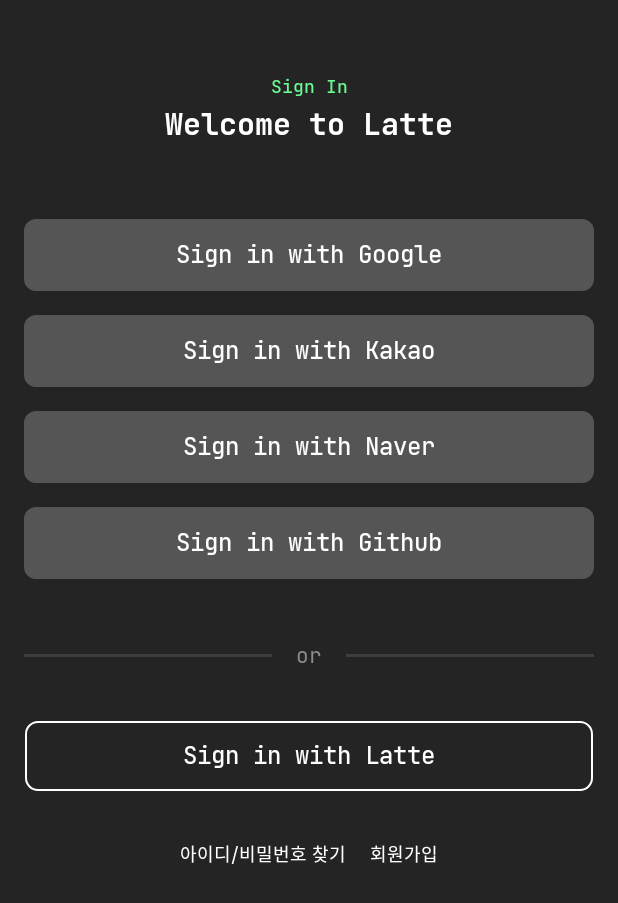
After one commit to TEAM-Barista/Latte-Android, an Android app: the layout activity_sign_in.xml on its own in the app's theme, with its tools: preview values and no code run, on a phone screen of 412 x 824 dp. The commit adds this screen. Shown: the top 903 px of the screen. Run offline under Robolectric (Android 15) with nearby library versions, the phone set to English and light mode, and no system bars.

Commit message:
auth : feat(SignIn) : 로그인 방식 선택 화면 완료

```diff
--- a/app/src/main/AndroidManifest.xml
+++ b/app/src/main/AndroidManifest.xml
@@ -10,6 +10,10 @@
         android:roundIcon="@mipmap/ic_launcher_round"
         android:supportsRtl="true"
         android:theme="@style/DarkTheme">
+        <activity
+            android:name=".auth.signin.view.SignInActivity"
+            android:theme="@style/DarkThemeNoActionBar"
+            android:exported="false" />
         <activity
             android:name=".post.detail.view.PostDetailActivity"
             android:exported="true" />
--- a/app/src/main/java/com/barista/latte/activities/splash/SplashActivity.kt
+++ b/app/src/main/java/com/barista/latte/activities/splash/SplashActivity.kt
@@ -7,6 +7,7 @@ import android.os.Handler
 import android.os.Looper
 import com.barista.latte.R
 import com.barista.latte.MainActivity
+import com.barista.latte.auth.signin.view.SignInActivity
 
 class SplashActivity : AppCompatActivity() {
     override fun onCreate(savedInstanceState: Bundle?) {
@@ -15,7 +16,7 @@ class SplashActivity : AppCompatActivity() {
 
         Handler(Looper.getMainLooper())
             .postDelayed({
-                startActivity(Intent(this, MainActivity::class.java))
+                startActivity(Intent(this, SignInActivity::class.java))
                 finish()
             }, 3000)
     }
--- /dev/null
+++ b/app/src/main/java/com/barista/latte/auth/signin/view/SignInActivity.kt
@@ -0,0 +1,19 @@
+package com.barista.latte.auth.signin.view
+
+import androidx.appcompat.app.AppCompatActivity
+import android.os.Bundle
+import com.barista.latte.R
+import com.barista.latte.databinding.ActivitySignInBinding
+
+class SignInActivity : AppCompatActivity() {
+
+    lateinit var binding : ActivitySignInBinding
+
+    override fun onCreate(savedInstanceState: Bundle?) {
+        super.onCreate(savedInstanceState)
+
+        binding = ActivitySignInBinding.inflate(layoutInflater)
+
+        setContentView(binding.root)
+    }
+}
--- /dev/null
+++ b/app/src/main/res/drawable/white_border_round_square.xml
@@ -0,0 +1,19 @@
+<?xml version="1.0" encoding="utf-8"?>
+<layer-list xmlns:android="http://schemas.android.com/apk/res/android" >
+
+    <item
+        android:bottom="1dp"
+        android:left="1dp"
+        android:right="1dp"
+        android:top="1dp">
+        <shape android:shape="rectangle" >
+            <corners android:radius="8dp" />
+            <stroke
+                android:width="1dp"
+                android:color="@color/white" />
+
+            <solid android:color="#00000000" />
+        </shape>
+    </item>
+
+</layer-list>
--- a/app/src/main/res/font/font.xml
+++ b/app/src/main/res/font/font.xml
@@ -2,6 +2,8 @@
 <font-family xmlns:android="http://schemas.android.com/apk/res/android">
     <font android:font = "@font/jet_brains_mono_eb"/>
     <font android:font = "@font/jet_brains_mono_b"/>
+    <font android:font = "@font/jet_brains_mono_m"/>
+    <font android:font = "@font/jet_brains_mono_r"/>
     <font android:font = "@font/noto_sans_kr_eb"/>
     <font android:font = "@font/noto_sans_kr_b"/>
     <font android:font = "@font/noto_sans_kr_m"/>
--- /dev/null
+++ b/app/src/main/res/layout/activity_sign_in.xml
@@ -0,0 +1,197 @@
+<?xml version="1.0" encoding="utf-8"?>
+<layout xmlns:app="http://schemas.android.com/apk/res-auto">
+
+    <androidx.constraintlayout.widget.ConstraintLayout xmlns:android="http://schemas.android.com/apk/res/android"
+        xmlns:tools="http://schemas.android.com/tools"
+        android:layout_width="match_parent"
+        android:layout_height="match_parent"
+        android:background="?attr/bgColor"
+        tools:context=".auth.signin.view.SignInActivity">
+
+        <TextView
+            android:id="@+id/title"
+            android:layout_width="wrap_content"
+            android:layout_height="wrap_content"
+            android:layout_marginTop="48dp"
+            android:fontFamily="@font/jet_brains_mono_m"
+            android:text="@string/sign_in"
+            android:textColor="@color/latte_green"
+            android:textSize="12sp"
+            app:layout_constraintEnd_toEndOf="parent"
+            app:layout_constraintStart_toStartOf="parent"
+            app:layout_constraintTop_toTopOf="parent" />
+
+        <TextView
+            android:id="@+id/sub_title"
+            android:layout_width="wrap_content"
+            android:layout_height="wrap_content"
+            android:fontFamily="@font/jet_brains_mono_b"
+            android:text="@string/welcome"
+            android:textColor="@color/white"
+            android:textSize="20sp"
+            app:layout_constraintEnd_toEndOf="parent"
+            app:layout_constraintStart_toStartOf="parent"
+            app:layout_constraintTop_toBottomOf="@id/title" />
+
+        <LinearLayout
+            android:id="@+id/button_layout"
+            android:layout_width="match_parent"
+            android:layout_height="wrap_content"
+            android:layout_marginHorizontal="16dp"
+            android:layout_marginTop="40dp"
+            android:orientation="vertical"
+            app:layout_constraintEnd_toEndOf="parent"
+            app:layout_constraintStart_toStartOf="parent"
+            app:layout_constraintTop_toBottomOf="@id/sub_title">
+
+            <Button
+                android:id="@+id/google"
+                android:layout_width="match_parent"
+                android:layout_height="wrap_content"
+                android:layout_marginVertical="8dp"
+                android:background="@drawable/round_square_8dp"
+                android:backgroundTint="@color/dark_grey_55"
+                android:backgroundTintMode="screen"
+                android:fontFamily="@font/jet_brains_mono_m"
+                android:text="@string/sign_in_google"
+                android:textAllCaps="false"
+                android:textColor="@color/white"
+                android:textSize="16sp" />
+
+            <Button
+                android:id="@+id/kakao"
+                android:layout_width="match_parent"
+                android:layout_height="wrap_content"
+                android:layout_marginVertical="8dp"
+                android:background="@drawable/round_square_8dp"
+                android:backgroundTint="@color/dark_grey_55"
+                android:fontFamily="@font/jet_brains_mono_m"
+                android:text="@string/sign_in_kakao"
+                android:textAllCaps="false"
+                android:textColor="@color/white"
+                android:textSize="16sp" />
+
+            <Button
+                android:id="@+id/naver"
+                android:layout_width="match_parent"
+                android:layout_height="wrap_content"
+                android:layout_marginVertical="8dp"
+                android:background="@drawable/round_square_8dp"
+                android:backgroundTint="@color/dark_grey_55"
+                android:fontFamily="@font/jet_brains_mono_m"
+                android:text="@string/sign_in_naver"
+                android:textAllCaps="false"
+                android:textColor="@color/white"
+                android:textSize="16sp" />
+
+            <Button
+                android:id="@+id/github"
+                android:layout_width="match_parent"
+                android:layout_height="wrap_content"
+                android:layout_marginVertical="8dp"
+                android:background="@drawable/round_square_8dp"
+                android:backgroundTint="@color/dark_grey_55"
+                android:fontFamily="@font/jet_brains_mono_m"
+                android:text="@string/sign_in_github"
+                android:textAllCaps="false"
+                android:textColor="@color/white"
+                android:textSize="16sp" />
+
+        </LinearLayout>
+
+        <androidx.constraintlayout.widget.ConstraintLayout
+            android:id="@+id/separate_layout"
+            android:layout_width="match_parent"
+            android:layout_height="wrap_content"
+            android:layout_marginHorizontal="16dp"
+            android:layout_marginTop="32dp"
+            android:orientation="horizontal"
+            app:layout_constraintEnd_toEndOf="parent"
+            app:layout_constraintStart_toStartOf="parent"
+            app:layout_constraintTop_toBottomOf="@id/button_layout">
+
+            <View
+                android:id="@+id/left_or"
+                android:layout_width="0dp"
+                android:layout_height="2dp"
+                android:background="@color/dark_grey_3d"
+                app:layout_constraintBottom_toBottomOf="parent"
+                app:layout_constraintEnd_toStartOf="@id/or"
+                app:layout_constraintStart_toStartOf="parent"
+                app:layout_constraintTop_toTopOf="parent" />
+
+            <TextView
+                android:id="@+id/or"
+                android:layout_width="wrap_content"
+                android:layout_height="wrap_content"
+                android:layout_marginHorizontal="16dp"
+                android:fontFamily="@font/jet_brains_mono_r"
+                android:text="@string/or"
+                android:textColor="@color/grey_8b"
+                android:textSize="14sp"
+                app:layout_constraintBottom_toBottomOf="parent"
+                app:layout_constraintEnd_toStartOf="@id/right_or"
+                app:layout_constraintStart_toEndOf="@id/left_or"
+                app:layout_constraintTop_toTopOf="parent" />
+
+            <View
+                android:id="@+id/right_or"
+                android:layout_width="0dp"
+                android:layout_height="2dp"
+                android:background="@color/dark_grey_3d"
+                app:layout_constraintBottom_toBottomOf="parent"
+                app:layout_constraintEnd_toEndOf="parent"
+                app:layout_constraintStart_toEndOf="@id/or"
+                app:layout_constraintTop_toTopOf="parent" />
+
+        </androidx.constraintlayout.widget.ConstraintLayout>
+
+
+        <Button
+            android:id="@+id/email"
+            android:layout_width="match_parent"
+            android:layout_height="wrap_content"
+            android:layout_marginHorizontal="16dp"
+            android:layout_marginTop="32dp"
+            android:background="@drawable/white_border_round_square"
+            android:fontFamily="@font/jet_brains_mono_m"
+            android:text="@string/sign_in_latte"
+            android:textAllCaps="false"
+            android:textColor="@color/white"
+            android:textSize="16sp"
+            app:layout_constraintEnd_toEndOf="parent"
+            app:layout_constraintStart_toStartOf="parent"
+            app:layout_constraintTop_toBottomOf="@id/separate_layout" />
+
+        <TextView
+            android:id="@+id/find_id"
+            android:layout_width="wrap_content"
+            android:layout_height="wrap_content"
+            android:layout_marginHorizontal="8dp"
+            android:layout_marginTop="32dp"
+            android:fontFamily="@font/noto_sans_r"
+            android:text="@string/find_id"
+            android:textColor="@color/white"
+            android:textSize="12sp"
+            app:layout_constraintEnd_toStartOf="@id/sign_up"
+            app:layout_constraintHorizontal_chainStyle="packed"
+            app:layout_constraintStart_toStartOf="parent"
+            app:layout_constraintTop_toBottomOf="@id/email" />
+
+        <TextView
+            android:id="@+id/sign_up"
+            android:layout_width="wrap_content"
+            android:layout_height="wrap_content"
+            android:layout_marginHorizontal="8dp"
+            android:layout_marginTop="32dp"
+            android:fontFamily="@font/noto_sans_r"
+            android:text="@string/sign_up"
+            android:textColor="@color/white"
+            android:textSize="12sp"
+            app:layout_constraintEnd_toEndOf="parent"
+            app:layout_constraintHorizontal_chainStyle="packed"
+            app:layout_constraintStart_toEndOf="@id/find_id"
+            app:layout_constraintTop_toBottomOf="@id/email" />
+
+    </androidx.constraintlayout.widget.ConstraintLayout>
+</layout>
--- a/app/src/main/res/values/strings.xml
+++ b/app/src/main/res/values/strings.xml
@@ -1,5 +1,16 @@
 <resources>
     <string name="app_name">Latte</string>
+
+    <string name="sign_in">Sign In</string>
+    <string name="welcome">Welcome to Latte</string>
+    <string name="sign_in_google">Sign in with Google</string>
+    <string name="sign_in_kakao">Sign in with Kakao</string>
+    <string name="sign_in_naver">Sign in with Naver</string>
+    <string name="sign_in_github">Sign in with Github</string>
+    <string name="sign_in_latte">Sign in with Latte</string>
+    <string name="find_id">아이디/비밀번호 찾기</string>
+    <string name="sign_up">회원가입</string>
+    <string name="or">or</string>
 
     <string name="new_notification">새 알림</string>
     <string name="bookmark">북 마크</string>
--- a/app/src/main/res/values/themes.xml
+++ b/app/src/main/res/values/themes.xml
@@ -1,6 +1,6 @@
 <resources xmlns:tools="http://schemas.android.com/tools">
     <!-- Base application theme. -->
-    <style name="LightTheme" parent="Theme.MaterialComponents.DayNight.DarkActionBar">
+    <style name="LightTheme" parent="Theme.AppCompat.DayNight.DarkActionBar">
         <!-- Primary brand color. -->
         <item name="colorPrimary">@color/purple_500</item>
         <item name="colorPrimaryVariant">@color/purple_700</item>
@@ -17,7 +17,7 @@
         <item name="bgColor">#ffffff</item>
     </style>
 
-    <style name="DarkTheme" parent="Theme.MaterialComponents.DayNight.DarkActionBar">
+    <style name="DarkTheme" parent="Theme.AppCompat.DayNight.DarkActionBar">
         <!-- Primary brand color. -->
         <item name="colorPrimary">@color/purple_200</item>
         <item name="colorPrimaryVariant">@color/purple_700</item>
@@ -36,7 +36,7 @@
         <item name="actionBarStyle">@style/Actionbar</item>
     </style>
 
-    <style name="DarkThemeNoActionBar" parent="Theme.MaterialComponents.DayNight.NoActionBar">
+    <style name="DarkThemeNoActionBar" parent="Theme.AppCompat.DayNight.NoActionBar">
         <!-- Primary brand color. -->
         <item name="colorPrimary">@color/purple_200</item>
         <item name="colorPrimaryVariant">@color/purple_700</item>
```
Also changed, not shown: app/src/main/res/font/jet_brains_mono_m.ttf (added), app/src/main/res/font/jet_brains_mono_r.ttf (added).
